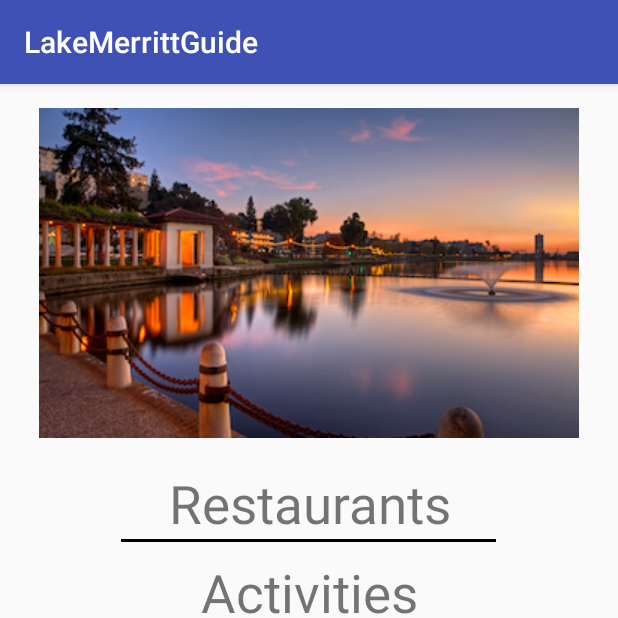
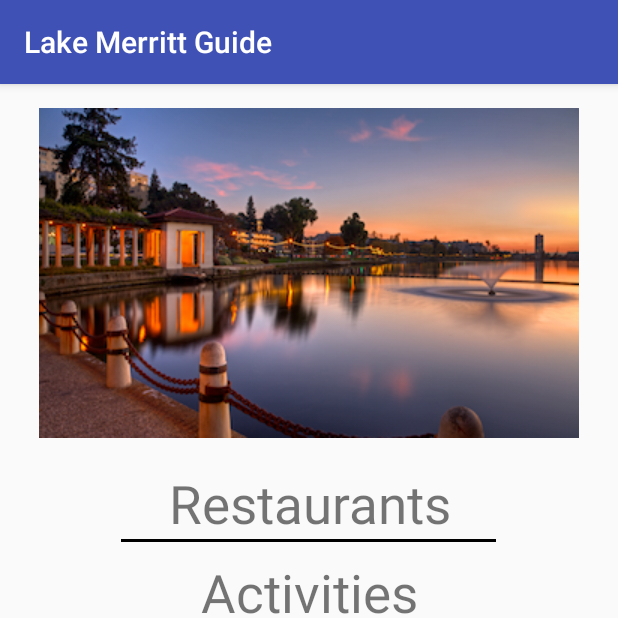
Before and after one commit to Billy1301/Neighborhood-Guide-App, an Android app: the screen it shows after launch (MainActivity), on a phone screen of 412 x 824 dp, the top half of it. Run offline under Robolectric (Android 15) with nearby library versions, the phone set to English and light mode, and no system bars.

```diff
--- a/LakeMerrittGuide/app/src/main/java/com/example/billy/lakemerrittguide/MainActivity.java
+++ b/LakeMerrittGuide/app/src/main/java/com/example/billy/lakemerrittguide/MainActivity.java
@@ -153,7 +153,7 @@ public class MainActivity extends AppCompatActivity {
             lakeMerrittHelper.listInsert( RESTAURANTS, THE_ALLEY, "3325 Grand Ave", "510-444-8505", "4 stars", "$$", "Steakhouse", getString(R.string.theAlley_info), R.drawable.thealleylogo, R.drawable.thealleyfood1, R.drawable.thealleyfood, NO_FAVORITE_ICON);
             lakeMerrittHelper.listInsert( RESTAURANTS, OFF_THE_GRID, "1000 Oak St", null, "4 stars", "$$", "Food Trucks", getString(R.string.offTheGrid_info), R.drawable.offthegridlogo, R.drawable.offthegridfoodtrucks1, R.drawable.offthegridfood2, NO_FAVORITE_ICON);
             lakeMerrittHelper.listInsert( ACTIVITIES, THE_GARDENS, "666 Bellevue Ave", null, null, null, "Parks", getString(R.string.theGardenInfo), R.drawable.thegardenslogo2, R.drawable.birdwatching1, R.drawable.japanesegarden1, NO_FAVORITE_ICON);
-            lakeMerrittHelper.listInsert( ACTIVITIES, JAPANESE_GARDEN, "666 Bellevue Ave", null, null, null, "Parks", getString(R.string.japaneseGardenInfo), R.drawable.japanesegarden1, R.drawable.japanesegarden2, R.drawable.japanesegarden3, NO_FAVORITE_ICON);
+            lakeMerrittHelper.listInsert( ACTIVITIES, JAPANESE_GARDEN, "666 Bellevue Ave", null, null, null, "Parks", getString(R.string.japaneseGardenInfo), R.drawable.japaneseimage11, R.drawable.japaneseimagemain, R.drawable.japaneseimage22, NO_FAVORITE_ICON);
             lakeMerrittHelper.listInsert( ACTIVITIES, PALM_GARDEN, "666 Bellevue Ave", null, null, null, "Parks", getString(R.string.palmGardenInfo), R.drawable.palmgarden, R.drawable.palmgarden1, R.drawable.palmgarden2, NO_FAVORITE_ICON);
             lakeMerrittHelper.listInsert( ACTIVITIES, THE_MEDITERRANEAN, "666 Bellevue Ave", null, null, null, "Parks", getString(R.string.mediterraneanGardenInfo), R.drawable.mediterraneangarden, R.drawable.mediterrane1, R.drawable.meditterdaisybutterfly, NO_FAVORITE_ICON);
             lakeMerrittHelper.listInsert( ACTIVITIES, WATER_SPORTS, "666 Bellevue Ave", null, null, null, "Sports", getString(R.string.waterSportsInfo), R.drawable.watersailboat, R.drawable.waterrental, R.drawable.waterrental2, NO_FAVORITE_ICON);
--- a/LakeMerrittGuide/app/src/main/res/layout/content_description.xml
+++ b/LakeMerrittGuide/app/src/main/res/layout/content_description.xml
@@ -93,7 +93,8 @@
         android:layout_below="@id/descriptionInfoDetailText"
         android:layout_width="wrap_content"
         android:layout_height="wrap_content"
-        android:orientation="horizontal">
+        android:orientation="vertical"
+        android:layout_centerInParent="true">
 
 
         <ImageView
@@ -102,7 +103,6 @@
             android:layout_width="match_parent"
             android:layout_height="wrap_content"
             android:src="@drawable/android_arms"
-            android:layout_weight="1"
             />
 
         <ImageView
@@ -111,7 +111,7 @@
             android:layout_width="match_parent"
             android:layout_height="wrap_content"
             android:src="@drawable/restaurantbacktitlelogo"
-            android:layout_weight="1"/>
+            />
 
     </LinearLayout>
 
--- a/LakeMerrittGuide/app/src/main/res/values/strings.xml
+++ b/LakeMerrittGuide/app/src/main/res/values/strings.xml
@@ -1,5 +1,5 @@
 <resources>
-    <string name="app_name">LakeMerrittGuide</string>
+    <string name="app_name">Lake Merritt Guide</string>
     <string name="action_settings">Settings</string>
     <string name="place_name">Place name</string>
     <string name="listAddress">place location</string>
```
Also changed, not shown: LakeMerrittGuide/app/src/main/res/drawable/japaneseimage11.jpg (added), LakeMerrittGuide/app/src/main/res/drawable/japaneseimage22.jpg (added), LakeMerrittGuide/app/src/main/res/drawable/japaneseimagemain.jpg (added), 1 other file.
